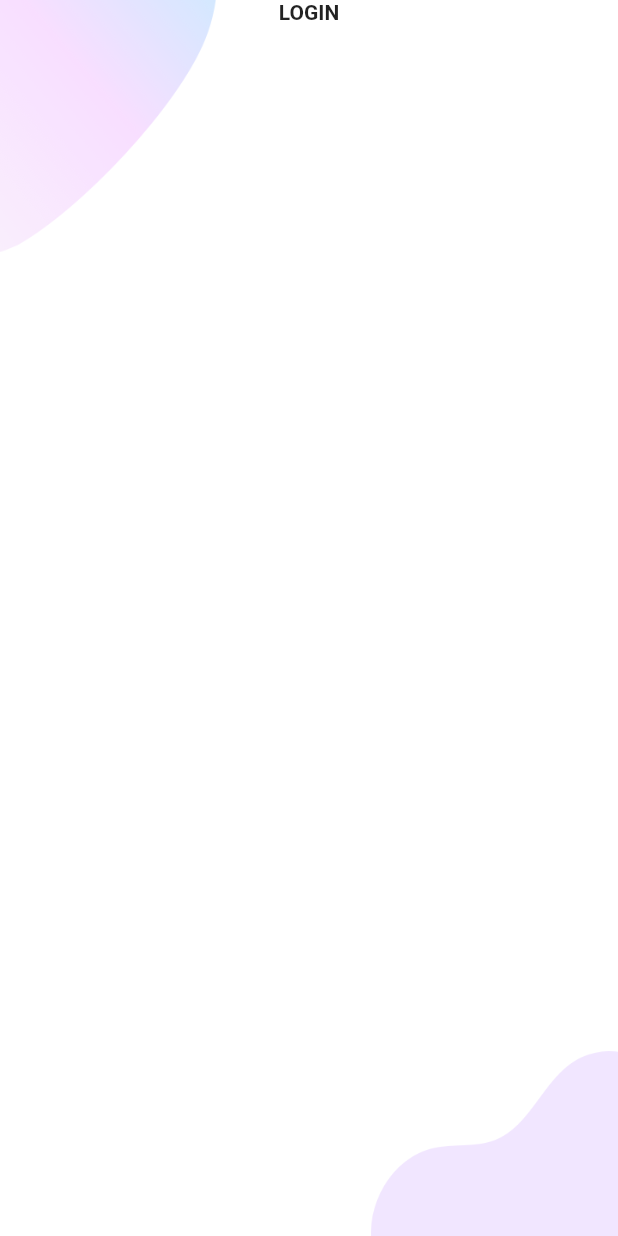
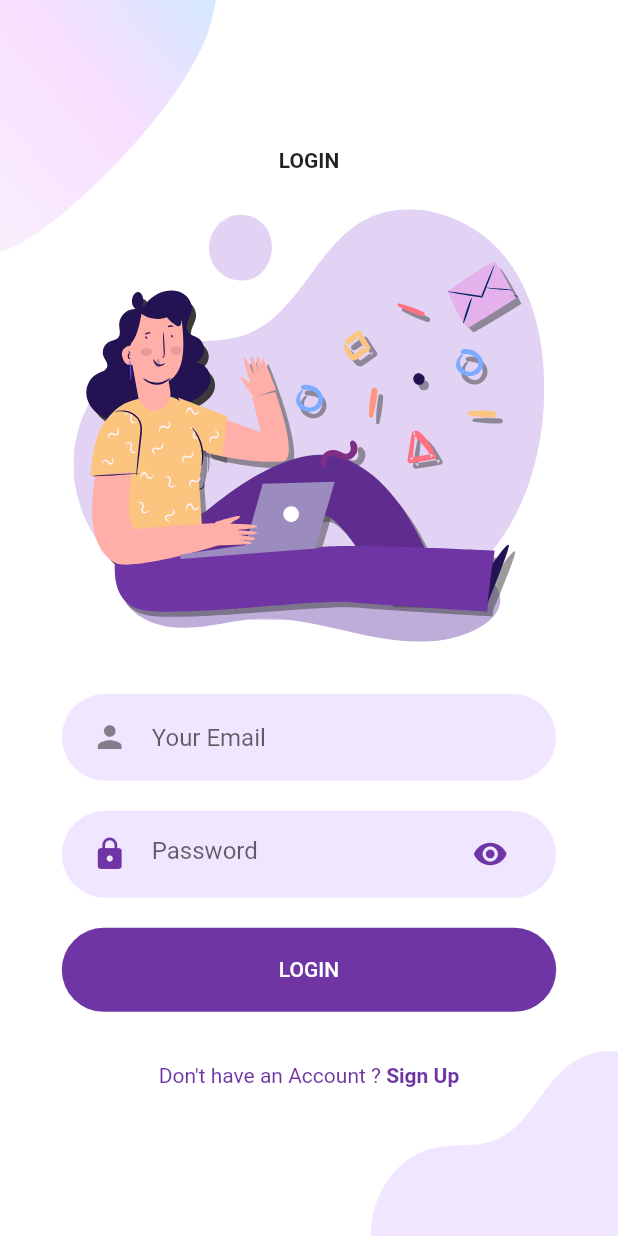
Before and after one commit to AdarshSingh223/miniProjectApp, a Flutter app: the screen it shows after launch, after a tap on "Login", on a phone screen of 412 x 824 dp. Run offline on Flutter 3.47's test engine with Material 2 defaults, Android fonts, the phone set to English and light mode, and no system bars; our stand-ins replace flutter_svg.

Commit message:
19-04-2023 15:58

```diff
--- a/lib/Screens/Login/components/body.dart
+++ b/lib/Screens/Login/components/body.dart
@@ -1,6 +1,13 @@
 import 'package:flutter/material.dart';
 import 'package:flutter_svg/flutter_svg.dart';
 import 'package:sexylogin/Screens/Login/components/background.dart';
+import 'package:sexylogin/components/already_have_an_account_check.dart';
+import 'package:sexylogin/components/rounded_button.dart';
+import 'package:sexylogin/constraints.dart';
+import 'package:sexylogin/components/text_field_container.dart';
+
+import '../../../components/rounded_input_field.dart';
+import '../../../components/rounded_password_field.dart';
 
 
 class Body extends StatelessWidget {
@@ -8,13 +15,12 @@ class Body extends StatelessWidget {
     super.key,
   });
 
-
-
   @override
   Widget build(BuildContext context) {
     Size size = MediaQuery.of(context).size;
     return background(
       child: Column(
+        mainAxisAlignment: MainAxisAlignment.center,
         children: <Widget>[
           Text(
             "LOGIN",
@@ -22,6 +28,34 @@ class Body extends StatelessWidget {
               fontWeight: FontWeight.bold
             ),
           ),
+          SizedBox(height: size.height * 0.03),
+          SvgPicture.asset(
+            "assets/icons/login.svg",
+            height: size.height * 0.35,
+          ),
+          SizedBox(height: size.height * 0.03),
+          RoundedInputField(
+            hintText: "Your Email",
+            onChanged: (
+              value
+            ) {},
+          ),
+          RoundedPasswordField(
+            onChanged: (
+              value
+            ) {},
+          ),
+          RoundedButton(
+            text: "LOGIN",
+            press: () {},
+            color: kPrimaryColor,
+          ),
+          SizedBox(height: size.height * 0.03),
+          AlreadyHaveAnAccountCheck(
+            press: () {
+
+            }
+          )
         ]
       ),
     );
--- a/lib/Screens/Welcome/components/body.dart
+++ b/lib/Screens/Welcome/components/body.dart
@@ -2,7 +2,7 @@ import 'package:flutter/material.dart';
 import 'package:sexylogin/Screens/Login/login_screen.dart';
 import 'package:sexylogin/Screens/Welcome/components/background.dart';
 import 'package:flutter_svg/flutter_svg.dart';
-import 'package:sexylogin/Screens/Welcome/components/rounded_button.dart';
+import 'package:sexylogin/components/rounded_button.dart';
 import 'package:sexylogin/constraints.dart';
 
 class Body extends StatelessWidget {
--- /dev/null
+++ b/lib/components/already_have_an_account_check.dart
@@ -0,0 +1,38 @@
+import 'package:flutter/material.dart';
+
+import '../constraints.dart';
+
+class AlreadyHaveAnAccountCheck extends StatelessWidget {
+  final bool login;
+  final Function()? press;
+  const AlreadyHaveAnAccountCheck({
+    super.key,
+    this.login = true,
+    this.press,
+  });
+
+  @override
+  Widget build(BuildContext context) {
+    return Row(
+      mainAxisAlignment: MainAxisAlignment.center,
+      children: <Widget>[
+        Text(
+          login ? "Don't have an Account ? " : "Already have an Account ? ",
+          style: TextStyle(
+            color: kPrimaryColor
+          ),
+        ),
+        GestureDetector(
+          onTap: press,
+          child: Text(
+            login ? "Sign Up" : "Sign In",
+            style: TextStyle(
+              color: kPrimaryColor,
+              fontWeight: FontWeight.bold,
+            ),
+          ),
+        )
+      ],
+    );
+  }
+}
--- /dev/null
+++ b/lib/components/rounded_input_field.dart
@@ -0,0 +1,28 @@
+import 'package:flutter/material.dart';
+import 'package:sexylogin/components/text_field_container.dart';
+
+class RoundedInputField extends StatelessWidget {
+  final String hintText;
+  final IconData icon;
+  final ValueChanged<String> onChanged;
+  const RoundedInputField({
+    super.key,
+    required this.hintText,
+    this.icon = Icons.person,
+    required this.onChanged,
+  });
+
+  @override
+  Widget build(BuildContext context) {
+    return TextFieldContainer(
+      child: TextField(
+        onChanged: onChanged,
+        decoration: InputDecoration(
+          border: InputBorder.none,
+          icon: Icon(icon),
+          hintText: hintText
+        ),
+      ),
+    );
+  }
+}
--- /dev/null
+++ b/lib/components/rounded_password_field.dart
@@ -0,0 +1,34 @@
+import 'package:flutter/material.dart';
+import 'package:sexylogin/components/text_field_container.dart';
+
+import '../constraints.dart';
+
+class RoundedPasswordField extends StatelessWidget {
+  final ValueChanged<String> onChanged;
+  const RoundedPasswordField({
+    super.key,
+    required this.onChanged,
+  });
+
+  @override
+  Widget build(BuildContext context) {
+    return TextFieldContainer(
+      child: TextField(
+        obscureText: true,
+        onChanged: onChanged,
+        decoration: InputDecoration(
+          hintText: "Password",
+          border: InputBorder.none,
+          icon: Icon(
+            Icons.lock,
+            color: kPrimaryColor,
+          ),
+          suffixIcon: Icon(
+            Icons.visibility,
+            color: kPrimaryColor
+          ),
+        ),
+      ),
+    );
+  }
+}
--- /dev/null
+++ b/lib/components/text_field_container.dart
@@ -0,0 +1,31 @@
+import 'package:flutter/material.dart';
+import 'package:sexylogin/constraints.dart';
+
+
+class TextFieldContainer extends StatelessWidget {
+  final Widget child;
+  const TextFieldContainer({
+    super.key,
+    required this.child,
+  });
+
+  @override
+  Widget build(BuildContext context) {
+    Size size = MediaQuery.of(context).size;
+    return Container(
+      margin: EdgeInsets.symmetric(
+        vertical: 10
+      ),
+      padding: const EdgeInsets.symmetric(
+        horizontal: 20,
+        vertical: 5
+      ),
+      width: size.width * 0.8,
+      decoration: BoxDecoration(
+        color: kPrimaryLightColor,
+        borderRadius: BorderRadius.circular(29)
+      ),
+      child: child,
+    );
+  }
+}
```
Also changed, not shown: lib/components/rounded_button.dart (renamed from lib/Screens/Welcome/components/rounded_button.dart).
